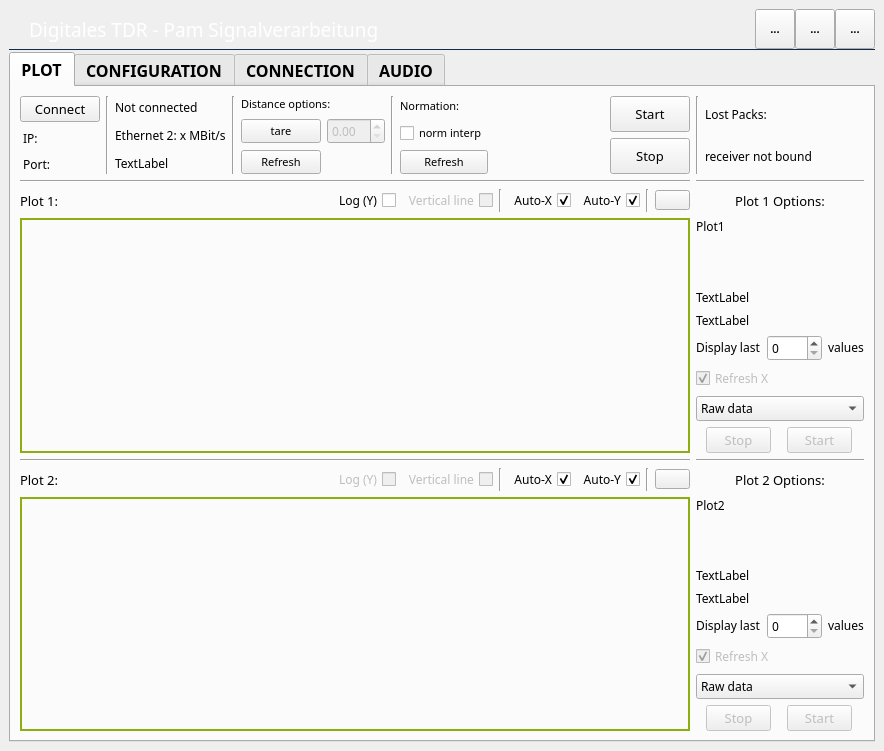
Before: the Qt Designer form resources/Mainwindow.ui in arongrk/Pam, drawn with Qt 5.
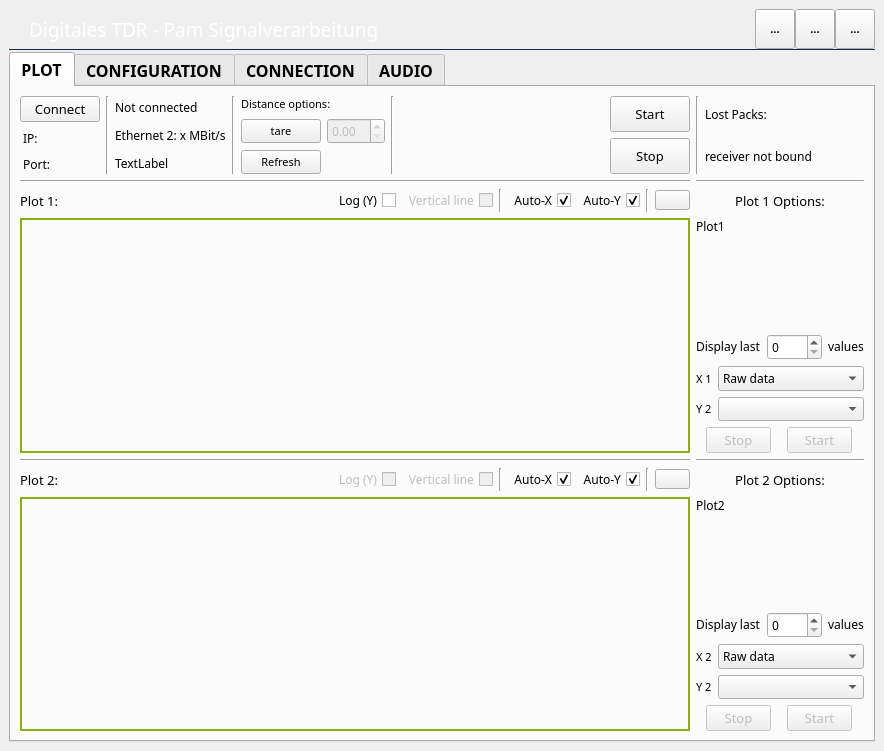
After: the same form once the commit is applied. Icons and pictures are not drawn. Custom widgets are drawn as their Qt base class.

Commit message: Many improvements made, working on changing x-axis display and making two second_datas

```diff
--- a/resources/Mainwindow.ui
+++ b/resources/Mainwindow.ui
@@ -439,39 +439,7 @@
             </item>
             <item row="6" column="1">
              <layout class="QGridLayout" name="gridLayout_5">
-              <item row="7" column="0">
-               <widget class="QComboBox" name="QComboBox_2">
-                <property name="font">
-                 <font>
-                  <family>RubFlama</family>
-                  <pointsize>9</pointsize>
-                  <weight>50</weight>
-                  <bold>false</bold>
-                 </font>
-                </property>
-                <item>
-                 <property name="text">
-                  <string>Raw data</string>
-                 </property>
-                </item>
-                <item>
-                 <property name="text">
-                  <string>IRF</string>
-                 </property>
-                </item>
-                <item>
-                 <property name="text">
-                  <string>Distance</string>
-                 </property>
-                </item>
-                <item>
-                 <property name="text">
-                  <string>IRF Interpolated</string>
-                 </property>
-                </item>
-               </widget>
-              </item>
-              <item row="5" column="0">
+              <item row="3" column="0">
                <layout class="QHBoxLayout" name="horizontalLayout_4">
                 <item>
                  <widget class="QLabel" name="label_18">
@@ -532,25 +500,7 @@
                 </item>
                </layout>
               </item>
-              <item row="2" column="0">
-               <widget class="QLabel" name="label_20">
-                <property name="font">
-                 <font>
-                  <family>RubFlama</family>
-                  <pointsize>9</pointsize>
-                  <weight>50</weight>
-                  <bold>false</bold>
-                 </font>
-                </property>
-                <property name="text">
-                 <string>TextLabel</string>
-                </property>
-                <property name="textInteractionFlags">
-                 <set>Qt::LinksAccessibleByMouse|Qt::TextSelectableByKeyboard|Qt::TextSelectableByMouse</set>
-                </property>
-               </widget>
-              </item>
-              <item row="8" column="0">
+              <item row="6" column="0">
                <layout class="QHBoxLayout" name="horizontalLayout_6">
                 <item>
                  <widget class="QPushButton" name="stop_plot2">
@@ -608,58 +558,6 @@
                 </item>
                </layout>
               </item>
-              <item row="3" column="0">
-               <widget class="QLabel" name="label_19">
-                <property name="font">
-                 <font>
-                  <family>RubFlama</family>
-                  <pointsize>9</pointsize>
-                  <weight>50</weight>
-                  <bold>false</bold>
-                 </font>
-                </property>
-                <property name="text">
-                 <string>TextLabel</string>
-                </property>
-                <property name="textInteractionFlags">
-                 <set>Qt::LinksAccessibleByMouse|Qt::TextSelectableByKeyboard|Qt::TextSelectableByMouse</set>
-                </property>
-               </widget>
-              </item>
-              <item row="1" column="0">
-               <spacer name="verticalSpacer">
-                <property name="orientation">
-                 <enum>Qt::Vertical</enum>
-                </property>
-                <property name="sizeHint" stdset="0">
-                 <size>
-                  <width>20</width>
-                  <height>40</height>
-                 </size>
-                </property>
-               </spacer>
-              </item>
-              <item row="6" column="0">
-               <widget class="QCheckBox" name="refresh_x2">
-                <property name="enabled">
-                 <bool>false</bool>
-                </property>
-                <property name="font">
-                 <font>
-                  <family>RubFlama</family>
-                  <pointsize>9</pointsize>
-                  <weight>50</weight>
-                  <bold>false</bold>
-                 </font>
-                </property>
-                <property name="text">
-                 <string>Refresh X</string>
-                </property>
-                <property name="checked">
-                 <bool>true</bool>
-                </property>
-               </widget>
-              </item>
               <item row="0" column="0">
                <widget class="QLabel" name="label_22">
                 <property name="font">
@@ -678,6 +576,72 @@
                 </property>
                </widget>
               </item>
+              <item row="1" column="0">
+               <spacer name="verticalSpacer">
+                <property name="orientation">
+                 <enum>Qt::Vertical</enum>
+                </property>
+                <property name="sizeHint" stdset="0">
+                 <size>
+                  <width>20</width>
+                  <height>40</height>
+                 </size>
+                </property>
+               </spacer>
+              </item>
+              <item row="4" column="0">
+               <layout class="QFormLayout" name="formLayout_4">
+                <item row="0" column="1">
+                 <widget class="QComboBox" name="x_data_box2">
+                  <property name="font">
+                   <font>
+                    <family>RubFlama</family>
+                    <pointsize>9</pointsize>
+                    <weight>50</weight>
+                    <bold>false</bold>
+                   </font>
+                  </property>
+                  <item>
+                   <property name="text">
+                    <string>Raw data</string>
+                   </property>
+                  </item>
+                  <item>
+                   <property name="text">
+                    <string>IRF</string>
+                   </property>
+                  </item>
+                  <item>
+                   <property name="text">
+                    <string>IRF Interpolated</string>
+                   </property>
+                  </item>
+                  <item>
+                   <property name="text">
+                    <string>Distance</string>
+                   </property>
+                  </item>
+                 </widget>
+                </item>
+                <item row="0" column="0">
+                 <widget class="QLabel" name="label_19">
+                  <property name="text">
+                   <string>X 2</string>
+                  </property>
+                 </widget>
+                </item>
+                <item row="1" column="0">
+                 <widget class="QLabel" name="label_20">
+                  <property name="text">
+                   <string>Y 2</string>
+                  </property>
+                 </widget>
+                </item>
+                <item row="1" column="1">
+                 <widget class="QComboBox" name="y_data_box1_2"/>
+                </item>
+               </layout>
+              </item>
              </layout>
             </item>
             <item row="2" column="0">
@@ -875,48 +839,6 @@
                 </property>
                </spacer>
               </item>
-              <item>
-               <widget class="QLabel" name="label_16">
-                <property name="font">
-                 <font>
-                  <family>RubFlama</family>
-                  <pointsize>9</pointsize>
-                  <weight>50</weight>
-                  <bold>false</bold>
-                 </font>
-                </property>
-                <property name="cursor">
-                 <cursorShape>IBeamCursor</cursorShape>
-                </property>
-                <property name="text">
-                 <string>TextLabel</string>
-                </property>
-                <property name="textInteractionFlags">
-                 <set>Qt::LinksAccessibleByMouse|Qt::TextSelectableByKeyboard|Qt::TextSelectableByMouse</set>
-                </property>
-               </widget>
-              </item>
-              <item>
-               <widget class="QLabel" name="label_15">
-                <property name="font">
-                 <font>
-                  <family>RubFlama</family>
-                  <pointsize>9</pointsize>
-                  <weight>50</weight>
-                  <bold>false</bold>
-                 </font>
-                </property>
-                <property name="cursor">
-                 <cursorShape>IBeamCursor</cursorShape>
-                </property>
-                <property name="text">
-                 <string>TextLabel</string>
-                </property>
-                <property name="textInteractionFlags">
-                 <set>Qt::LinksAccessibleByMouse|Qt::TextSelectableByKeyboard|Qt::TextSelectableByMouse</set>
-                </property>
-               </widget>
-              </item>
               <item>
                <layout class="QHBoxLayout" name="horizontalLayout_3">
                 <item>
@@ -979,57 +901,57 @@
                </layout>
               </item>
               <item>
-               <widget class="QCheckBox" name="refresh_x1">
-                <property name="enabled">
-                 <bool>false</bool>
-                </property>
-                <property name="font">
-                 <font>
-                  <family>RubFlama</family>
-                  <pointsize>9</pointsize>
-                  <weight>50</weight>
-                  <bold>false</bold>
-                 </font>
-                </property>
-                <property name="text">
-                 <string>Refresh X</string>
-                </property>
-                <property name="checked">
-                 <bool>true</bool>
-                </property>
-               </widget>
-              </item>
-              <item>
-               <widget class="QComboBox" name="QComboBox_1">
-                <property name="font">
-                 <font>
-                  <family>RubFlama</family>
-                  <pointsize>9</pointsize>
-                  <weight>50</weight>
-                  <bold>false</bold>
-                 </font>
-                </property>
-                <item>
-                 <property name="text">
-                  <string>Raw data</string>
-                 </property>
+               <layout class="QFormLayout" name="formLayout_3">
+                <item row="0" column="1">
+                 <widget class="QComboBox" name="x_data_box1">
+                  <property name="font">
+                   <font>
+                    <family>RubFlama</family>
+                    <pointsize>9</pointsize>
+                    <weight>50</weight>
+                    <bold>false</bold>
+                   </font>
+                  </property>
+                  <item>
+                   <property name="text">
+                    <string>Raw data</string>
+                   </property>
+                  </item>
+                  <item>
+                   <property name="text">
+                    <string>IRF</string>
+                   </property>
+                  </item>
+                  <item>
+                   <property name="text">
+                    <string>IRF Interpolated</string>
+                   </property>
+                  </item>
+                  <item>
+                   <property name="text">
+                    <string>Distance</string>
+                   </property>
+                  </item>
+                 </widget>
                 </item>
-                <item>
-                 <property name="text">
-                  <string>IRF</string>
-                 </property>
+                <item row="0" column="0">
+                 <widget class="QLabel" name="label_15">
+                  <property name="text">
+                   <string>X 1</string>
+                  </property>
+                 </widget>
                 </item>
-                <item>
-                 <property name="text">
-                  <string>Distance</string>
-                 </property>
+                <item row="1" column="1">
+                 <widget class="QComboBox" name="y_data_box1"/>
                 </item>
-                <item>
-                 <property name="text">
-                  <string>IRF Interpolated</string>
-                 </property>
+                <item row="1" column="0">
+                 <widget class="QLabel" name="label_16">
+                  <property name="text">
+                   <string>Y 2</string>
+                  </property>
+                 </widget>
                 </item>
-               </widget>
+               </layout>
               </item>
               <item>
                <layout class="QHBoxLayout" name="horizontalLayout_5">
@@ -1151,7 +1073,7 @@
              </widget>
             </item>
             <item row="0" column="0">
-             <layout class="QHBoxLayout" name="horizontalLayout_2" stretch="0,0,0,0,0,0,0,0,0,0,0">
+             <layout class="QHBoxLayout" name="horizontalLayout_2" stretch="0,0,0,0,0,0,0,0,0,0">
               <item>
                <layout class="QVBoxLayout" name="verticalLayout">
                 <item>
@@ -1366,31 +1288,6 @@
                 </property>
                </widget>
               </item>
-              <item>
-               <layout class="QVBoxLayout" name="verticalLayout_15">
-                <item>
-                 <widget class="QLabel" name="label_37">
-                  <property name="text">
-                   <string>Normation:</string>
-                  </property>
-                 </widget>
-                </item>
-                <item>
-                 <widget class="QCheckBox" name="norm_interp_box">
-                  <property name="text">
-                   <string>norm interp</string>
-                  </property>
-                 </widget>
-                </item>
-                <item>
-                 <widget class="QPushButton" name="normation_button">
-                  <property name="text">
-                   <string>Refresh</string>
-                  </property>
-                 </widget>
-                </item>
-               </layout>
-              </item>
               <item>
                <spacer name="horizontalSpacer_2">
                 <property name="orientation">
@@ -1839,6 +1736,104 @@
             </layout>
            </widget>
           </item>
+          <item row="1" column="0">
+           <widget class="QGroupBox" name="groupBox_4">
+            <property name="title">
+             <string>Normalization</string>
+            </property>
+            <layout class="QFormLayout" name="formLayout">
+             <item row="0" column="0">
+              <widget class="QCheckBox" name="norm_interp_box">
+               <property name="text">
+                <string>normalized interpolation</string>
+               </property>
+              </widget>
+             </item>
+             <item row="1" column="0">
+              <widget class="QLabel" name="label_37">
+               <property name="text">
+                <string>Measurement start (ms):</string>
+               </property>
+              </widget>
+             </item>
+             <item row="1" column="1">
+              <widget class="QDoubleSpinBox" name="norm_mes_start_box"/>
+             </item>
+             <item row="2" column="0">
+              <widget class="QLabel" name="label_38">
+               <property name="text">
+                <string>Measurement end (ms):</string>
+               </property>
+              </widget>
+             </item>
+             <item row="2" column="1">
+              <widget class="QDoubleSpinBox" name="norm_mes_end_box"/>
+             </item>
+             <item row="3" column="0">
+              <spacer name="verticalSpacer_8">
+               <property name="orientation">
+                <enum>Qt::Vertical</enum>
+               </property>
+               <property name="sizeHint" stdset="0">
+                <size>
+                 <width>20</width>
+                 <height>40</height>
+                </size>
+               </property>
+              </spacer>
+             </item>
+             <item row="0" column="1">
+              <widget class="QPushButton" name="normation_button">
+               <property name="font">
+                <font>
+                 <family>RubFlama</family>
+                 <pointsize>10</pointsize>
+                </font>
+               </property>
+               <property name="styleSheet">
+                <string notr="true">QPushButton:enabled
+ {
+    background-color: #8dae10;
+    color: white;
+}
+QPushButton:enabled:hover
+ {
+    background-color: #b0d918;
+    color: white;
+}
+QPushButton:disabled
+ {
+    background-color: #858585;
+    color: white;
+}
+</string>
+               </property>
+               <property name="text">
+                <string>Refresh</string>
+               </property>
+               <property name="checkable">
+                <bool>false</bool>
+               </property>
+               <property name="autoRepeat">
+                <bool>false</bool>
+               </property>
+               <property name="autoRepeatDelay">
+                <number>300</number>
+               </property>
+               <property name="autoDefault">
+                <bool>false</bool>
+               </property>
+               <property name="default">
+                <bool>false</bool>
+               </property>
+               <property name="flat">
+                <bool>false</bool>
+               </property>
+              </widget>
+             </item>
+            </layout>
+           </widget>
+          </item>
           <item row="0" column="0">
            <widget class="QGroupBox" name="groupBox">
             <property name="sizePolicy">
```
Left out of the diff: 344 changed lines with no effect on the pictures. The commit also changes 5 other files.
